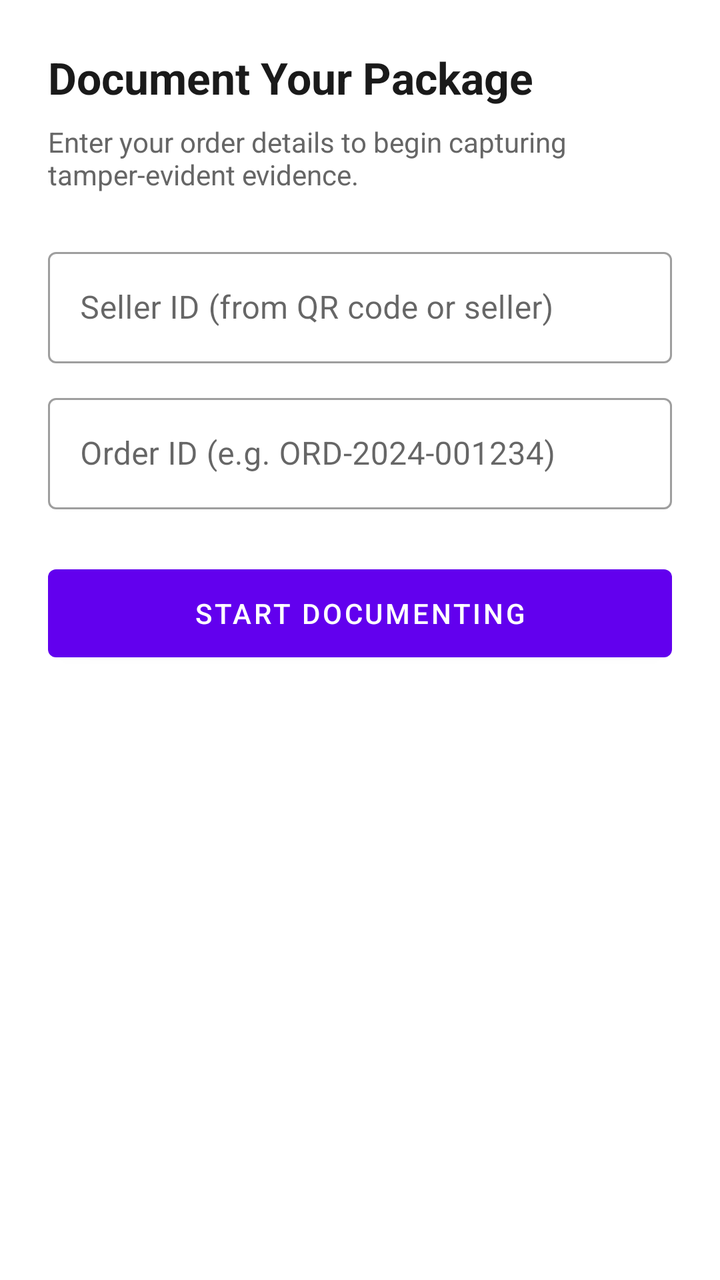
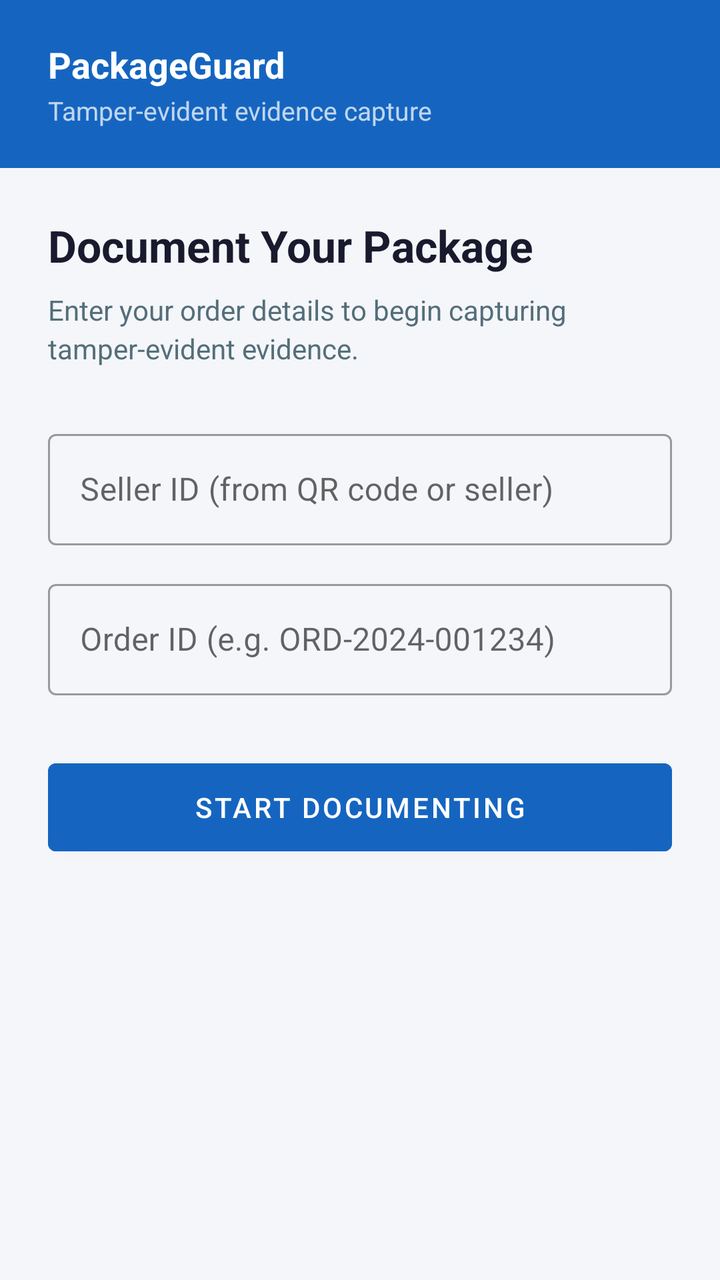

Before-and-after screenshots of an Android layout around one commit, followed by the original layout XML and the change that was made.
<!-- AndroidManifest.xml: application theme AppTheme -->
<!-- res/layout/activity_claim_entry.xml -->
<?xml version="1.0" encoding="utf-8"?>
<ScrollView xmlns:android="http://schemas.android.com/apk/res/android"
    android:layout_width="match_parent"
    android:layout_height="match_parent">

    <LinearLayout
        android:layout_width="match_parent"
        android:layout_height="wrap_content"
        android:orientation="vertical"
        android:padding="24dp">

        <TextView
            android:layout_width="wrap_content"
            android:layout_height="wrap_content"
            android:text="Document Your Package"
            android:textSize="22sp"
            android:textStyle="bold"
            android:textColor="#1a1a1a"
            android:layout_marginBottom="8dp" />

        <TextView
            android:layout_width="wrap_content"
            android:layout_height="wrap_content"
            android:text="Enter your order details to begin capturing tamper-evident evidence."
            android:textSize="14sp"
            android:textColor="#666666"
            android:layout_marginBottom="24dp" />

        <com.google.android.material.textfield.TextInputLayout
            android:layout_width="match_parent"
            android:layout_height="wrap_content"
            android:hint="Seller ID (from QR code or seller)"
            style="@style/Widget.MaterialComponents.TextInputLayout.OutlinedBox"
            android:layout_marginBottom="12dp">

            <com.google.android.material.textfield.TextInputEditText
                android:id="@+id/editSellerId"
                android:layout_width="match_parent"
                android:layout_height="wrap_content"
                android:inputType="text"
                android:imeOptions="actionNext" />
        </com.google.android.material.textfield.TextInputLayout>

        <com.google.android.material.textfield.TextInputLayout
            android:layout_width="match_parent"
            android:layout_height="wrap_content"
            android:hint="Order ID (e.g. ORD-2024-001234)"
            style="@style/Widget.MaterialComponents.TextInputLayout.OutlinedBox"
            android:layout_marginBottom="24dp">

            <com.google.android.material.textfield.TextInputEditText
                android:id="@+id/editOrderId"
                android:layout_width="match_parent"
                android:layout_height="wrap_content"
                android:inputType="text"
                android:imeOptions="actionDone" />
        </com.google.android.material.textfield.TextInputLayout>

        <Button
            android:id="@+id/buttonStartClaim"
            android:layout_width="match_parent"
            android:layout_height="56dp"
            android:text="Start Documenting"
            android:layout_marginBottom="8dp" />

        <ProgressBar
            android:id="@+id/progressBarClaim"
            android:layout_width="wrap_content"
            android:layout_height="wrap_content"
            android:layout_gravity="center"
            android:visibility="gone"
            android:layout_marginTop="8dp" />

        <TextView
            android:id="@+id/textClaimStatus"
            android:layout_width="match_parent"
            android:layout_height="wrap_content"
            android:text=""
            android:textSize="14sp"
            android:textColor="#d32f2f"
            android:layout_marginTop="8dp"
            android:gravity="center" />

    </LinearLayout>
</ScrollView>
<!-- resources referenced by this layout -->
<resources>
  <style name="AppTheme" parent="Theme.MaterialComponents.Light.NoActionBar">
          <item name="colorPrimary">@color/purple_500</item>
          <item name="colorPrimaryVariant">@color/purple_700</item>
          <item name="colorOnPrimary">@color/white</item>
          <item name="colorSecondary">@color/teal_200</item>
          <item name="colorOnSecondary">@color/black</item>
      </style>
  <color name="purple_500">#FF6200EE</color>
  <color name="purple_700">#FF3700B3</color>
  <color name="white">#FFFFFFFF</color>
  <color name="teal_200">#FF03DAC5</color>
  <color name="black">#FF000000</color>
</resources>

<!-- the commit's change to res/layout/activity_claim_entry.xml (unified diff, before → after) -->
@@ -1,85 +1,124 @@
 <?xml version="1.0" encoding="utf-8"?>
-<ScrollView xmlns:android="http://schemas.android.com/apk/res/android"
+<LinearLayout xmlns:android="http://schemas.android.com/apk/res/android"
     android:layout_width="match_parent"
-    android:layout_height="match_parent">
+    android:layout_height="match_parent"
+    android:orientation="vertical"
+    android:background="@color/bg_screen">
 
+    
     <LinearLayout
         android:layout_width="match_parent"
         android:layout_height="wrap_content"
         android:orientation="vertical"
-        android:padding="24dp">
+        android:background="@color/brand_primary"
+        android:paddingStart="24dp"
+        android:paddingEnd="24dp"
+        android:paddingTop="20dp"
+        android:paddingBottom="20dp">
 
         <TextView
             android:layout_width="wrap_content"
             android:layout_height="wrap_content"
-            android:text="Document Your Package"
-            android:textSize="22sp"
+            android:text="PackageGuard"
+            android:textSize="18sp"
             android:textStyle="bold"
-            android:textColor="#1a1a1a"
-            android:layout_marginBottom="8dp" />
+            android:textColor="@color/white" />
 
         <TextView
             android:layout_width="wrap_content"
             android:layout_height="wrap_content"
-            android:text="Enter your order details to begin capturing tamper-evident evidence."
-            android:textSize="14sp"
-            android:textColor="#666666"
-            android:layout_marginBottom="24dp" />
+            android:text="Tamper-evident evidence capture"
+            android:textSize="13sp"
+            android:textColor="#BBFFFFFF"
+            android:layout_marginTop="2dp" />
+    </LinearLayout>
 
-        <com.google.android.material.textfield.TextInputLayout
+    <ScrollView
+        android:layout_width="match_parent"
+        android:layout_height="0dp"
+        android:layout_weight="1"
+        android:fillViewport="true">
+
+        <LinearLayout
             android:layout_width="match_parent"
             android:layout_height="wrap_content"
-            android:hint="Seller ID (from QR code or seller)"
-            style="@style/Widget.MaterialComponents.TextInputLayout.OutlinedBox"
-            android:layout_marginBottom="12dp">
+            android:orientation="vertical"
+            android:padding="24dp">
 
-            <com.google.android.material.textfield.TextInputEditText
-                android:id="@+id/editSellerId"
+            <TextView
+                android:layout_width="wrap_content"
+                android:layout_height="wrap_content"
+                android:text="Document Your Package"
+                android:textSize="22sp"
+                android:textStyle="bold"
+                android:textColor="@color/text_primary"
+                android:layout_marginBottom="8dp" />
+
+            <TextView
+                android:layout_width="wrap_content"
+                android:layout_height="wrap_content"
+                android:text="Enter your order details to begin capturing tamper-evident evidence."
+                android:textSize="14sp"
+                android:textColor="@color/text_secondary"
+                android:lineSpacingExtra="3dp"
+                android:layout_marginBottom="28dp" />
+
+            <com.google.android.material.textfield.TextInputLayout
                 android:layout_width="match_parent"
                 android:layout_height="wrap_content"
-                android:inputType="text"
-                android:imeOptions="actionNext" />
-        </com.google.android.material.textfield.TextInputLayout>
+                android:hint="Seller ID (from QR code or seller)"
+                style="@style/Widget.MaterialComponents.TextInputLayout.OutlinedBox"
+                android:layout_marginBottom="14dp">
 
-        <com.google.android.material.textfield.TextInputLayout
-            android:layout_width="match_parent"
-            android:layout_height="wrap_content"
-            android:hint="Order ID (e.g. ORD-2024-001234)"
-            style="@style/Widget.MaterialComponents.TextInputLayout.OutlinedBox"
-            android:layout_marginBottom="24dp">
+                <com.google.android.material.textfield.TextInputEditText
+                    android:id="@+id/editSellerId"
+                    android:layout_width="match_parent"
+                    android:layout_height="wrap_content"
+                    android:inputType="text"
+                    android:imeOptions="actionNext" />
+            </com.google.android.material.textfield.TextInputLayout>
 
-            <com.google.android.material.textfield.TextInputEditText
-                android:id="@+id/editOrderId"
+            <com.google.android.material.textfield.TextInputLayout
                 android:layout_width="match_parent"
                 android:layout_height="wrap_content"
-                android:inputType="text"
-                android:imeOptions="actionDone" />
-        </com.google.android.material.textfield.TextInputLayout>
+                android:hint="Order ID (e.g. ORD-2024-001234)"
+                style="@style/Widget.MaterialComponents.TextInputLayout.OutlinedBox"
+                android:layout_marginBottom="28dp">
 
-        <Button
-            android:id="@+id/buttonStartClaim"
-            android:layout_width="match_parent"
-            android:layout_height="56dp"
-            android:text="Start Documenting"
-            android:layout_marginBottom="8dp" />
+                <com.google.android.material.textfield.TextInputEditText
+                    android:id="@+id/editOrderId"
+                    android:layout_width="match_parent"
+                    android:layout_height="wrap_content"
+                    android:inputType="text"
+                    android:imeOptions="actionDone" />
+            </com.google.android.material.textfield.TextInputLayout>
 
-        <ProgressBar
-            android:id="@+id/progressBarClaim"
-            android:layout_width="wrap_content"
-            android:layout_height="wrap_content"
-            android:layout_gravity="center"
-            android:visibility="gone"
-            android:layout_marginTop="8dp" />
+            <Button
+                android:id="@+id/buttonStartClaim"
+                android:layout_width="match_parent"
+                android:layout_height="56dp"
+                android:text="Start Documenting"
+                android:backgroundTint="@color/brand_primary"
+                android:layout_marginBottom="12dp" />
 
-        <TextView
-            android:id="@+id/textClaimStatus"
-            android:layout_width="match_parent"
-            android:layout_height="wrap_content"
-            android:text=""
-            android:textSize="14sp"
-            android:textColor="#d32f2f"
-            android:layout_marginTop="8dp"
-            android:gravity="center" />
+            <ProgressBar
+                android:id="@+id/progressBarClaim"
+                android:layout_width="wrap_content"
+                android:layout_height="wrap_content"
+                android:layout_gravity="center"
+                android:visibility="gone"
+                android:layout_marginTop="8dp" />
 
-    </LinearLayout>
-</ScrollView>
+            <TextView
+                android:id="@+id/textClaimStatus"
+                android:layout_width="match_parent"
+                android:layout_height="wrap_content"
+                android:text=""
+                android:textSize="14sp"
+                android:textColor="@color/status_failed"
+                android:layout_marginTop="8dp"
+                android:gravity="center" />
+
+        </LinearLayout>
+    </ScrollView>
+</LinearLayout>
<!-- resource entries referenced after the edit -->
@@ -1,16 +1,21 @@
 <!-- resources referenced by this layout -->
 <resources>
+  <color name="bg_screen">#F4F6F9</color>
+  <color name="brand_primary">#1565C0</color>
+  <color name="status_failed">#B71C1C</color>
+  <color name="text_primary">#1A1A2E</color>
+  <color name="text_secondary">#546E7A</color>
   <style name="AppTheme" parent="Theme.MaterialComponents.Light.NoActionBar">
-          <item name="colorPrimary">@color/purple_500</item>
-          <item name="colorPrimaryVariant">@color/purple_700</item>
+          <item name="colorPrimary">@color/brand_primary</item>
+          <item name="colorPrimaryVariant">@color/brand_primary_dark</item>
           <item name="colorOnPrimary">@color/white</item>
-          <item name="colorSecondary">@color/teal_200</item>
-          <item name="colorOnSecondary">@color/black</item>
+          <item name="colorSecondary">@color/brand_secondary</item>
+          <item name="colorOnSecondary">@color/white</item>
+          <item name="android:windowBackground">@color/bg_screen</item>
+          <item name="android:statusBarColor">@color/brand_primary_dark</item>
       </style>
-  <color name="purple_500">#FF6200EE</color>
-  <color name="purple_700">#FF3700B3</color>
+  <color name="brand_primary_dark">#003c8f</color>
+  <color name="brand_secondary">#00838F</color>
   <color name="white">#FFFFFFFF</color>
-  <color name="teal_200">#FF03DAC5</color>
-  <color name="black">#FF000000</color>
 </resources>
 
